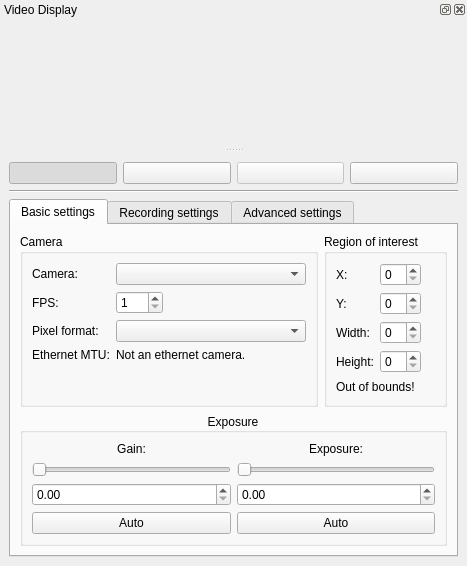
The window that mainwindow.ui (AD-Vega/qarv) describes before a commit, drawn with Qt 5.
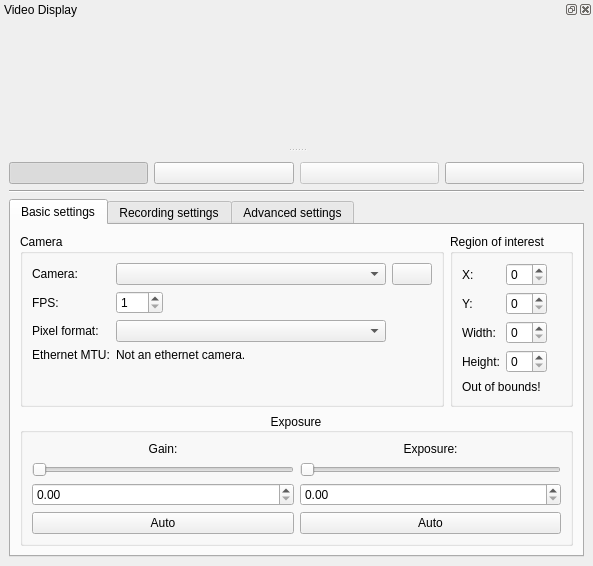
The same window after the commit. Icons and pictures are not drawn. Custom widgets are drawn as their Qt base class.

Commit message: Add camera refresh button, faster startup.

```diff
--- a/mainwindow.ui
+++ b/mainwindow.ui
@@ -6,7 +6,7 @@
    <rect>
     <x>0</x>
     <y>0</y>
-    <width>457</width>
+    <width>501</width>
     <height>539</height>
    </rect>
   </property>
@@ -132,13 +132,6 @@
                </property>
               </widget>
              </item>
-             <item row="0" column="1">
-              <widget class="QComboBox" name="cameraSelector">
-               <property name="minimumContentsLength">
-                <number>20</number>
-               </property>
-              </widget>
-             </item>
              <item row="2" column="0">
               <widget class="QLabel" name="label_9">
                <property name="text">
@@ -166,7 +159,7 @@
              <item row="3" column="1">
               <widget class="QComboBox" name="pixelFormatSelector">
                <property name="minimumContentsLength">
-                <number>20</number>
+                <number>30</number>
                </property>
               </widget>
              </item>
@@ -184,6 +177,27 @@
                </property>
               </widget>
              </item>
+             <item row="0" column="1">
+              <layout class="QHBoxLayout" name="horizontalLayout_4">
+               <item>
+                <widget class="QComboBox" name="cameraSelector">
+                 <property name="minimumContentsLength">
+                  <number>30</number>
+                 </property>
+                </widget>
+               </item>
+               <item>
+                <widget class="QPushButton" name="refreshCamerasButton">
+                 <property name="text">
+                  <string/>
+                 </property>
+                 <property name="icon">
+                  <iconset theme="view-refresh"/>
+                 </property>
+                </widget>
+               </item>
+              </layout>
+             </item>
             </layout>
            </widget>
           </item>
```
The commit also changes 2 other files.
